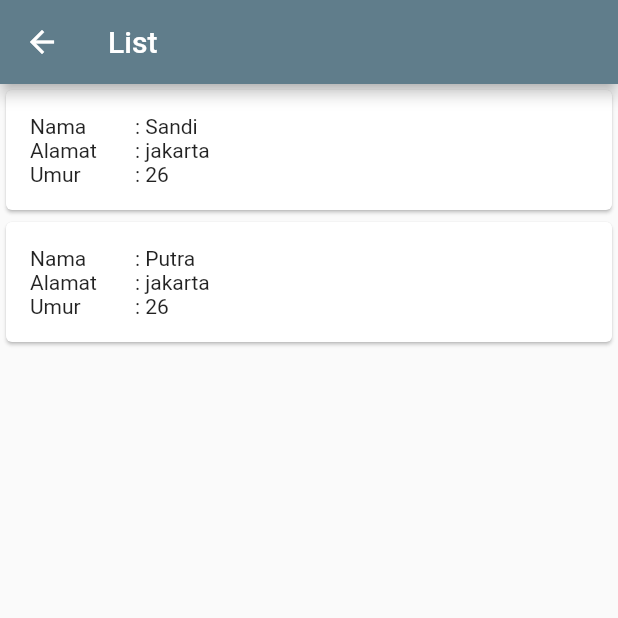
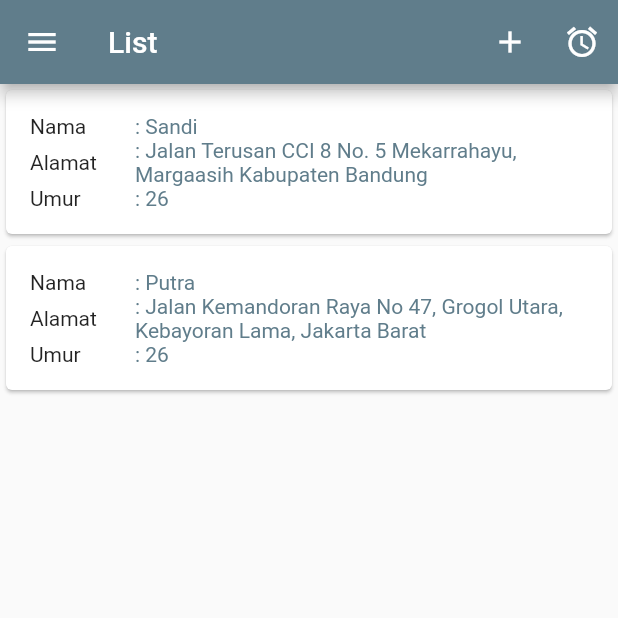
Before and after one commit to sandisundawa/BelajarFlutter, a Flutter app: the ListScreen screen opened directly, on a phone screen of 412 x 824 dp, the top half of it. Run offline on Flutter 3.47's test engine with Material 2 defaults, Android fonts, the phone set to English and light mode, and no system bars.

```diff
--- a/lib/list_screen.dart
+++ b/lib/list_screen.dart
@@ -1,4 +1,5 @@
 import 'package:flutter/material.dart';
+import 'package:flutter_demo/detail_screen.dart';
 import 'package:flutter_demo/identity.dart';
 
 class ListScreen extends StatelessWidget {
@@ -6,40 +7,52 @@ class ListScreen extends StatelessWidget {
 
   @override
   Widget build(BuildContext context) {
-    var bulan = [
-      "Januari",
-      "Fabruari",
-      "Maret",
-      "April",
-      "Mei",
-      "Juni",
-      "Juli",
-      "Agustus",
-      "September",
-      "Oktober",
-      "November",
-      "Desember"
-    ];
-
-    String nama = "";
-    var listName = <String>[];
-    listName.addAll(bulan);
-
     List<Identity> dataIden = [];
     dataIden.add(Identity(
-        nama: "Sandi", alamat: "jakarta", umur: "26", status: "Menikah"));
+        nama: "Sandi",
+        alamat:
+            "Jalan Terusan CCI 8 No. 5 Mekarrahayu, Margaasih Kabupaten Bandung",
+        umur: "26",
+        status: "Menikah"));
     dataIden.add(Identity(
-        nama: "Putra", alamat: "jakarta", umur: "26", status: "Menikah"));
+        nama: "Putra",
+        alamat:
+            "Jalan Kemandoran Raya No 47, Grogol Utara, Kebayoran Lama, Jakarta Barat",
+        umur: "26",
+        status: "Menikah"));
 
     return Scaffold(
         appBar: AppBar(
           title: const Text('List'),
+          leading: Icon(Icons.menu),
+          actions: <Widget>[
+            IconButton(
+                onPressed: () {
+                  _showToast(context, "Penambahan");
+                },
+                icon: const Icon(Icons.add, color: Colors.white)),
+            IconButton(
+                onPressed: () {
+                  _showToast(context, "Alarm");
+                },
+                icon: Icon(
+                  Icons.access_alarms,
+                  color: Colors.white,
+                ))
+          ],
         ),
         body: SizedBox(
           height: double.infinity,
           child: ListView.builder(
             itemBuilder: (context, index) {
-              return Card(
+              return GestureDetector(
+                  onTap: () => {
+                        Navigator.push(
+                            context,
+                            MaterialPageRoute(
+                                builder: (context) => const DetailScreen()))
+                      },
+                  child: Card(
                     child: Padding(
                       padding: const EdgeInsets.all(16),
                       child: Column(
@@ -50,16 +63,36 @@ class ListScreen extends StatelessWidget {
                                 width: 70,
                                 child: Text("Nama"),
                               ),
-                          Text(": ${dataIden[index].nama}")
+                              Container(
+                                  child: Flexible(
+                                child: Text(
+                                  ": ${dataIden[index].nama}",
+                                  maxLines: 2,
+                                  overflow: TextOverflow.visible,
+                                  style: const TextStyle(
+                                    color: Colors.blueGrey,
+                                  ),
+                                ),
+                              ))
                             ],
                           ),
                           Row(
                             children: <Widget>[
-                          Container(
+                              const SizedBox(
                                 width: 70,
                                 child: Text("Alamat"),
                               ),
-                          Text(": ${dataIden[index].alamat}")
+                              Container(
+                                  child: Flexible(
+                                child: Text(
+                                  ": ${dataIden[index].alamat}",
+                                  maxLines: 2,
+                                  overflow: TextOverflow.visible,
+                                  style: const TextStyle(
+                                    color: Colors.blueGrey,
+                                  ),
+                                ),
+                              ))
                             ],
                           ),
                           Row(
@@ -68,16 +101,37 @@ class ListScreen extends StatelessWidget {
                                 width: 70,
                                 child: Text("Umur"),
                               ),
-                          Text(": ${dataIden[index].umur}")
+                              Container(
+                                  child: Flexible(
+                                child: Text(
+                                  ": ${dataIden[index].umur}",
+                                  maxLines: 2,
+                                  overflow: TextOverflow.visible,
+                                  style: const TextStyle(
+                                    color: Colors.blueGrey,
+                                  ),
+                                ),
+                              ))
                             ],
                           ),
                         ],
                       ),
                     ),
-              );
+                  ));
             },
             itemCount: dataIden.length,
           ),
         ));
   }
+
+  void _showToast(BuildContext context, String message) {
+    final scaffold = ScaffoldMessenger.of(context);
+    scaffold.showSnackBar(
+      SnackBar(
+        content: Text(message),
+        action: SnackBarAction(
+            label: 'Dismiss', onPressed: scaffold.hideCurrentSnackBar),
+      ),
+    );
   }
+}
```
Also changed, not shown: lib/detail_screen.dart (added, +63 -0 lines), lib/price.dart (deleted, +0 -31 lines). Lines whose indentation alone changed are shown as unchanged.
